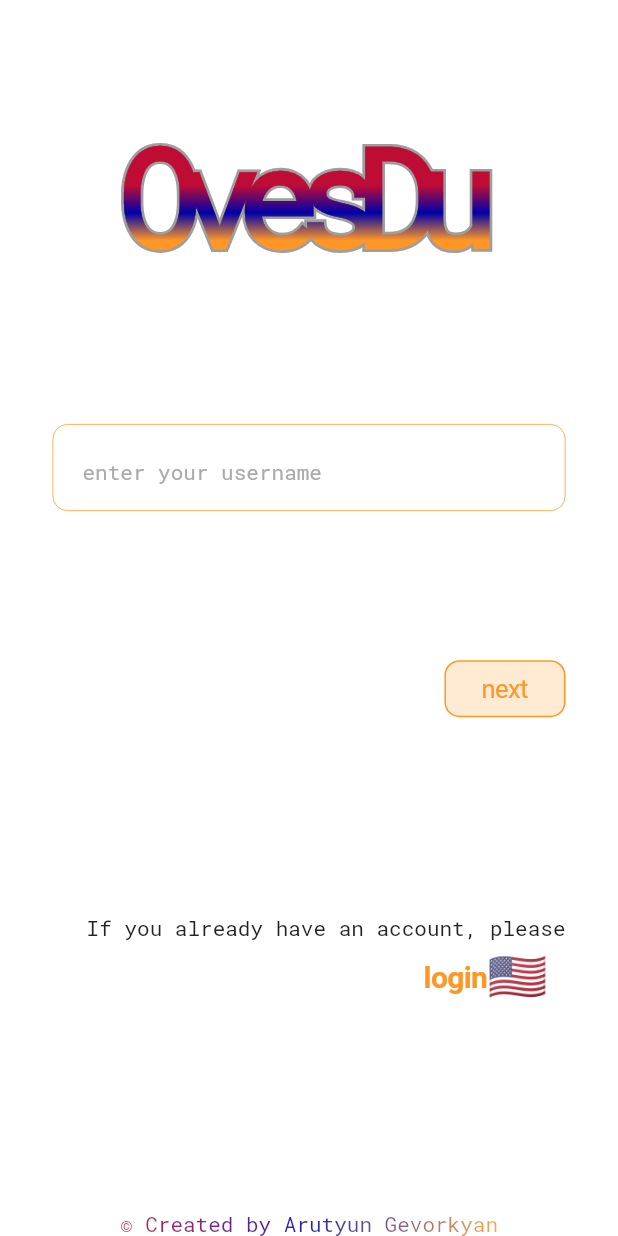
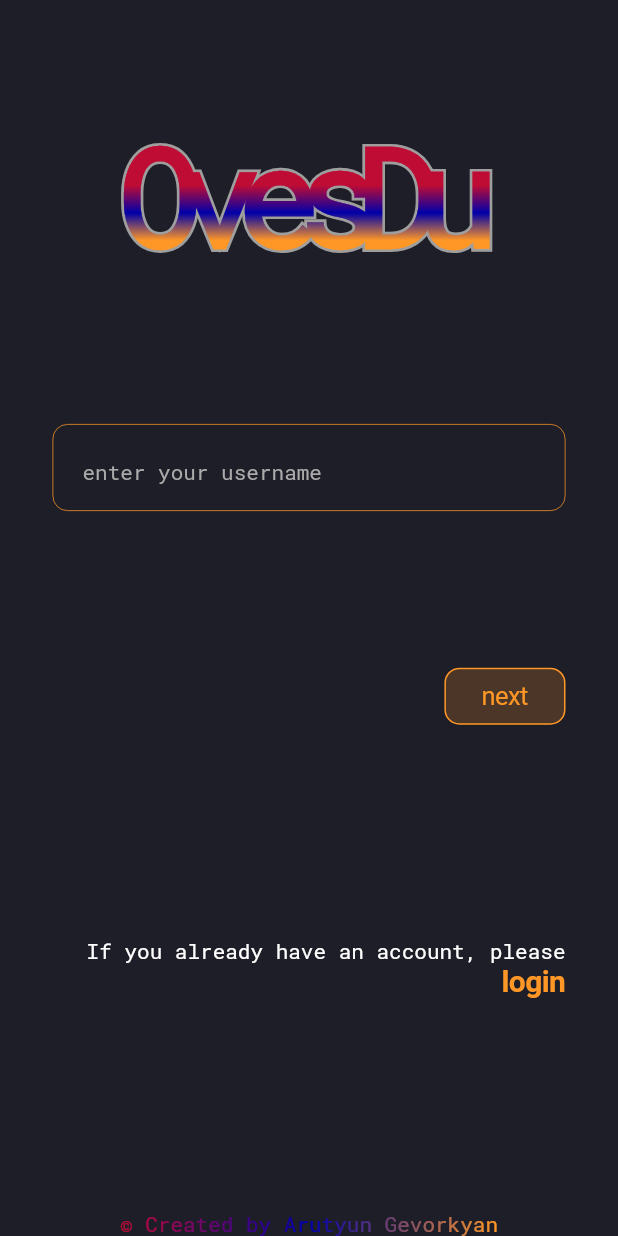
Before and after one commit to arutyun88/ovesdu_mobile, a Flutter app: the screen it shows after launch, on a phone screen of 412 x 824 dp. Run offline on Flutter 3.47's test engine with Material 2 defaults, Android fonts, the phone set to English and light mode, and no system bars; our stand-ins replace flutter_multi_formatter, hive; accounts and stored records are empty; generated files the repository leaves out were written again.

Commit message:
theme with hive

```diff
--- /dev/null
+++ b/lib/common/setting_provider/theme_provider.dart
@@ -0,0 +1,18 @@
+import 'package:flutter/material.dart';
+import 'package:hive/hive.dart';
+import 'package:ovesdu_mobile/config/app_theme.dart';
+
+class ThemeProvider extends ChangeNotifier {
+  bool isLightTheme;
+
+  ThemeProvider(this.isLightTheme);
+
+  ThemeData get themeData => isLightTheme ? AppTheme.light : AppTheme.dark;
+
+  void setTheme() async {
+    final settings = await Hive.openBox('settings');
+    settings.put('lightTheme', !isLightTheme);
+    isLightTheme = !isLightTheme;
+    notifyListeners();
+  }
+}
--- a/lib/main.dart
+++ b/lib/main.dart
@@ -2,8 +2,8 @@ import 'dart:io';
 
 import 'package:flutter/material.dart';
 import 'package:hive/hive.dart';
-import 'package:ovesdu_mobile/config/app_theme.dart';
-import 'package:ovesdu_mobile/config/locale_provider.dart';
+import 'package:ovesdu_mobile/common/setting_provider/theme_provider.dart';
+import 'package:ovesdu_mobile/common/setting_provider/locale_provider.dart';
 import 'package:ovesdu_mobile/l10n/l10n.dart';
 import 'package:ovesdu_mobile/ui/pages/auth_page.dart';
 import 'package:provider/provider.dart';
@@ -17,10 +17,14 @@ void main() async {
   final settings = await Hive.openBox('settings');
   String locale =
       settings.get('locale') ?? Platform.localeName.split('_').first;
+  bool isLightTheme = settings.get('lightTheme') ?? false;
 
   runApp(
-    ChangeNotifierProvider(
-      create: (_) => LocaleProvider(locale),
+    MultiProvider(
+      providers: [
+        ChangeNotifierProvider(create: (_) => LocaleProvider(locale)),
+        ChangeNotifierProvider(create: (_) => ThemeProvider(isLightTheme)),
+      ],
       child: const OvesDuApp(),
     ),
   );
@@ -34,9 +38,10 @@ class OvesDuApp extends StatelessWidget {
   @override
   Widget build(BuildContext context) {
     final locale = Provider.of<LocaleProvider>(context).locale;
+    final theme = Provider.of<ThemeProvider>(context).themeData;
     return MaterialApp(
       title: 'OvesDu Application',
-      theme: AppTheme.light,
+      theme: theme,
       locale: locale,
       supportedLocales: L10n.supportedLocales,
       localizationsDelegates: L10n.localizationsDelegates,
--- a/lib/ui/pages/auth_page.dart
+++ b/lib/ui/pages/auth_page.dart
@@ -2,12 +2,13 @@ import 'dart:developer';
 
 import 'package:flutter/cupertino.dart';
 import 'package:flutter/material.dart';
+import 'package:ovesdu_mobile/common/setting_provider/theme_provider.dart';
 import 'package:ovesdu_mobile/config/app_colors.dart';
-import 'package:ovesdu_mobile/main.dart';
 import 'package:ovesdu_mobile/ui/widgets/created_by_widget.dart';
 import 'package:ovesdu_mobile/ui/widgets/fields/custom_text_field.dart';
 import 'package:ovesdu_mobile/ui/widgets/logo_sliver_delegate.dart';
 import 'package:flutter_gen/gen_l10n/app_localizations.dart';
+import 'package:provider/provider.dart';
 
 class AuthPage extends StatefulWidget {
   const AuthPage({
@@ -62,6 +63,7 @@ class _AuthPageState extends State<AuthPage> {
   @override
   Widget build(BuildContext context) {
     _validate();
+    final themeProvider = Provider.of<ThemeProvider>(context, listen: false);
     return Scaffold(
       body: SafeArea(
         child: GestureDetector(
@@ -208,13 +210,14 @@ class _AuthPageState extends State<AuthPage> {
                                 ),
                                 onPressed: () {
                                   setState(() {
+                                    themeProvider.setTheme();
                                     FocusManager.instance.primaryFocus
                                         ?.unfocus();
                                   });
                                   log('login button clicked');
                                 },
                               ),
-                              const LanguagePickerWidget(),
+                              // const LanguagePickerWidget(),
                             ],
                           ),
                           Flexible(
```
Also changed, not shown: lib/common/setting_provider/locale_provider.dart (renamed from lib/config/locale_provider.dart).
